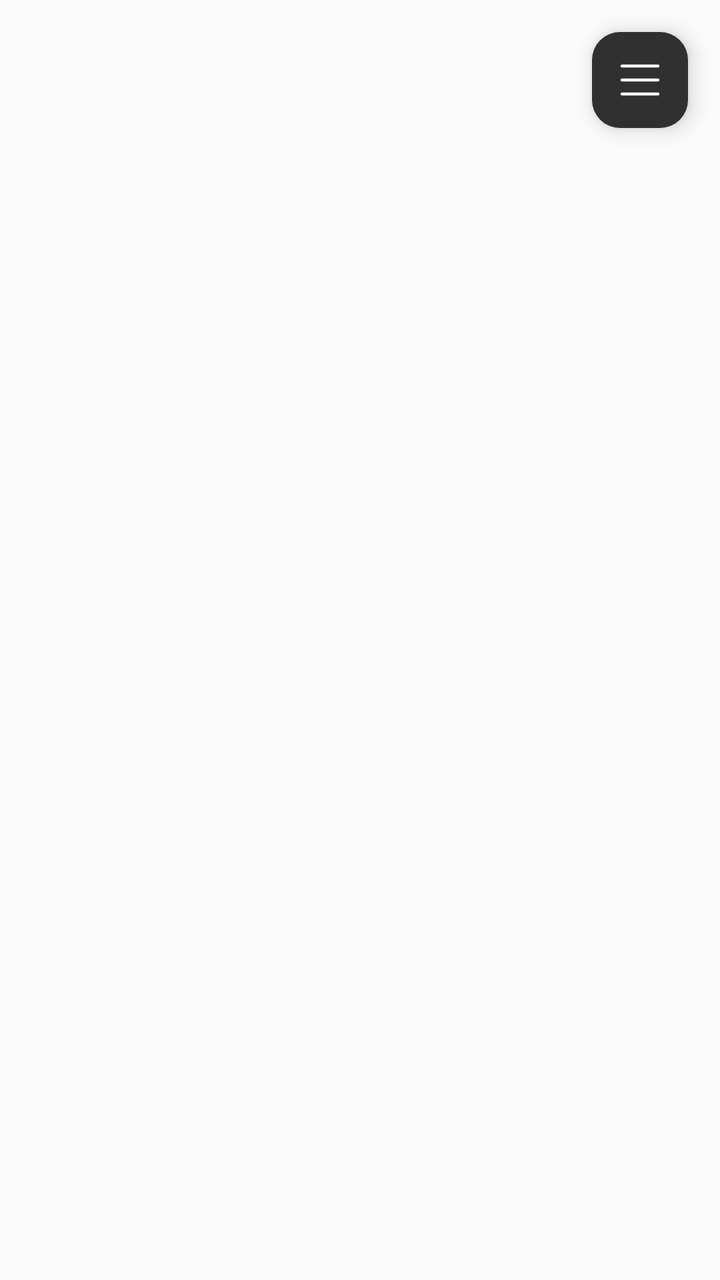
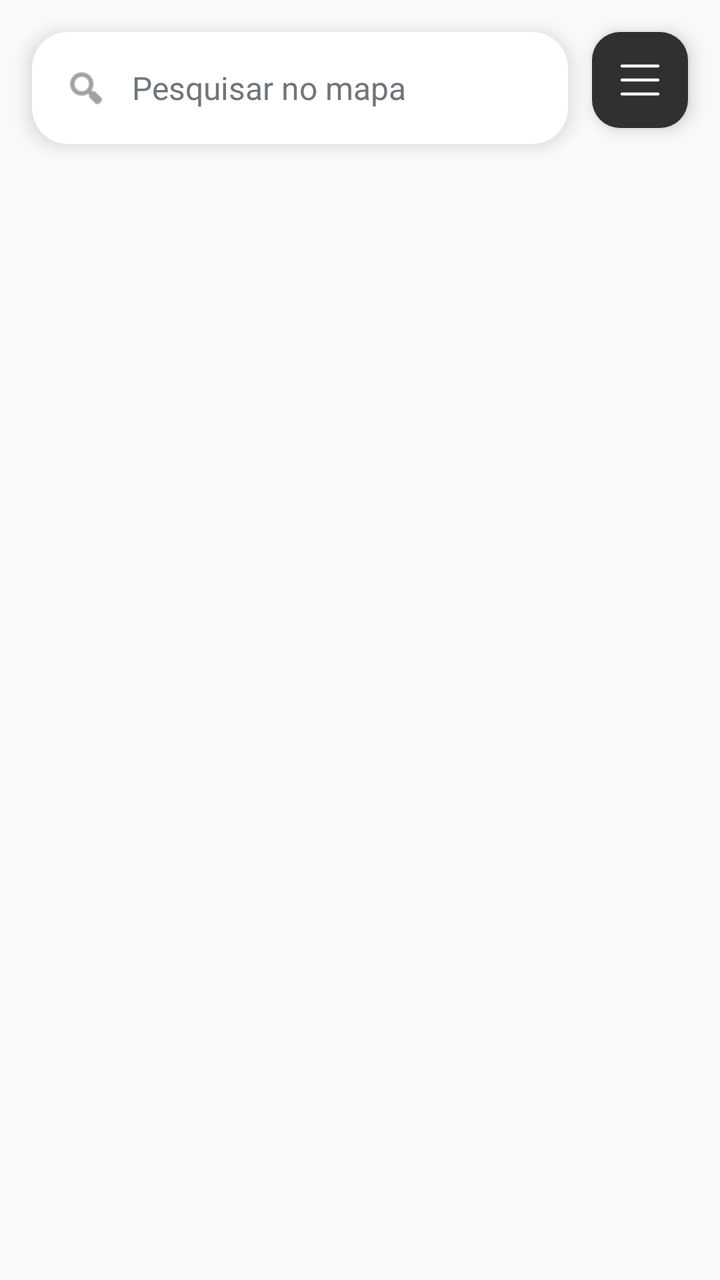

Compare the two renders of this Android layout. The source of the first and the diff that turns it into the second are given below.
<!-- AndroidManifest.xml: activity theme Theme.AppCompat.Light.NoActionBar -->
<!-- res/layout/activity_map.xml -->
<?xml version="1.0" encoding="utf-8"?>
<FrameLayout xmlns:android="http://schemas.android.com/apk/res/android"
        android:layout_width="match_parent"
        android:layout_height="match_parent">

    <FrameLayout
            android:id="@+id/map_container"
            android:layout_width="match_parent"
            android:layout_height="match_parent" />

    <ImageButton
            android:id="@+id/btn_map_menu"
            android:layout_width="48dp"
            android:layout_height="48dp"
            android:layout_gravity="top|end"
            android:layout_margin="16dp"
            android:background="@drawable/bg_map_menu"
            android:contentDescription="@string/map_menu_description"
            android:elevation="6dp"
            android:padding="12dp"
            android:src="@drawable/ic_map_menu" />

</FrameLayout>
<!-- resources referenced by this layout -->
<resources>
  <!-- drawable bg_map_menu (drawable) -->
  <?xml version="1.0" encoding="utf-8"?>
  <ripple xmlns:android="http://schemas.android.com/apk/res/android"
          android:color="#40FFFFFF">
      <item>
          <shape android:shape="rectangle">
              <solid android:color="#303030" />
              <corners android:radius="14dp" />
          </shape>
      </item>
  </ripple>
  <!-- drawable ic_map_menu (drawable) -->
  <?xml version="1.0" encoding="utf-8"?>
  <vector xmlns:android="http://schemas.android.com/apk/res/android"
          android:width="24dp"
          android:height="24dp"
          android:viewportWidth="24"
          android:viewportHeight="24">
      <path
              android:pathData="M3,5 L21,5 M3,12 L21,12 M3,19 L21,19"
              android:strokeColor="#FFFFFF"
              android:strokeWidth="1.5"
              android:strokeLineCap="round" />
  </vector>
  <string name="map_menu_description">Abrir menu do mapa</string>
</resources>

<!-- the commit's change to res/layout/activity_map.xml (unified diff, before → after) -->
@@ -1,5 +1,6 @@
 <?xml version="1.0" encoding="utf-8"?>
 <FrameLayout xmlns:android="http://schemas.android.com/apk/res/android"
+        xmlns:app="http://schemas.android.com/apk/res-auto"
         android:layout_width="match_parent"
         android:layout_height="match_parent">
 
@@ -7,6 +8,47 @@
             android:id="@+id/map_container"
             android:layout_width="match_parent"
             android:layout_height="match_parent" />
+
+    
+    <LinearLayout
+            android:id="@+id/map_search_bar"
+            android:layout_width="match_parent"
+            android:layout_height="56dp"
+            android:layout_gravity="top|start"
+            android:layout_marginStart="16dp"
+            android:layout_marginTop="16dp"
+            android:layout_marginEnd="76dp"
+            android:background="@drawable/bg_map_search"
+            android:elevation="6dp"
+            android:gravity="center_vertical"
+            android:orientation="horizontal"
+            android:paddingStart="16dp"
+            android:paddingEnd="12dp">
+
+        <ImageView
+                android:layout_width="22dp"
+                android:layout_height="22dp"
+                android:contentDescription="@string/search_description"
+                android:src="@android:drawable/ic_menu_search"
+                app:tint="#5F6368" />
+
+        <EditText
+                android:id="@+id/map_search_input"
+                android:layout_width="0dp"
+                android:layout_height="match_parent"
+                android:layout_weight="1"
+                android:background="@android:color/transparent"
+                android:hint="@string/search_map"
+                android:imeOptions="actionSearch"
+                android:inputType="textCapSentences"
+                android:paddingStart="12dp"
+                android:paddingEnd="12dp"
+                android:importantForAutofill="no"
+                android:singleLine="true"
+                android:textColor="#202124"
+                android:textColorHint="#70757A"
+                android:textSize="16sp" />
+    </LinearLayout>
 
     <ImageButton
             android:id="@+id/btn_map_menu"
<!-- resource entries referenced after the edit -->
@@ -11,6 +11,13 @@
           </shape>
       </item>
   </ripple>
+  <!-- drawable bg_map_search (drawable) -->
+  <?xml version="1.0" encoding="utf-8"?>
+  <shape xmlns:android="http://schemas.android.com/apk/res/android"
+          android:shape="rectangle">
+      <solid android:color="#FFFFFF" />
+      <corners android:radius="18dp" />
+  </shape>
   <!-- drawable ic_map_menu (drawable) -->
   <?xml version="1.0" encoding="utf-8"?>
   <vector xmlns:android="http://schemas.android.com/apk/res/android"
@@ -25,5 +32,7 @@
               android:strokeLineCap="round" />
   </vector>
   <string name="map_menu_description">Abrir menu do mapa</string>
+  <string name="search_description">Pesquisar</string>
+  <string name="search_map">Pesquisar no mapa</string>
 </resources>
 
